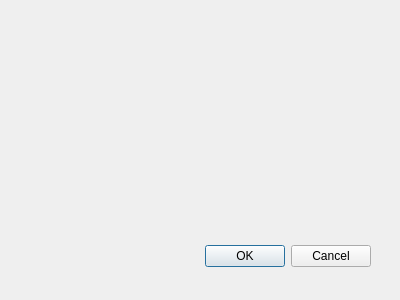
This is Versuch09/newstreetdialog.ui in SirWindfield/eclipse-sync as Qt 5 draws it before an edit. The edited form follows.
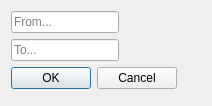
This is the edited form.

```diff
--- a/Versuch09/newstreetdialog.ui
+++ b/Versuch09/newstreetdialog.ui
@@ -8,22 +8,30 @@
    <rect>
     <x>0</x>
     <y>0</y>
-    <width>400</width>
-    <height>300</height>
+    <width>212</width>
+    <height>106</height>
    </rect>
   </property>
   <property name="windowTitle">
    <string>Dialog</string>
   </property>
-  <widget name="buttonBox" class="QDialogButtonBox">
-   <property name="geometry">
-    <rect>
-     <x>30</x>
-     <y>240</y>
-     <width>341</width>
-     <height>32</height>
-    </rect>
-   </property>
+  <layout class="QFormLayout" name="formLayout">
+   <item row="0" column="0">
+    <widget class="QLineEdit" name="from">
+     <property name="placeholderText">
+      <string>From...</string>
+     </property>
+    </widget>
+   </item>
+   <item row="1" column="0">
+    <widget class="QLineEdit" name="to">
+     <property name="placeholderText">
+      <string>To...</string>
+     </property>
+    </widget>
+   </item>
+   <item row="2" column="0">
+    <widget class="QDialogButtonBox" name="buttonBox">
    <property name="orientation">
     <enum>Qt::Horizontal</enum>
    </property>
@@ -31,6 +39,8 @@
     <set>QDialogButtonBox::Cancel|QDialogButtonBox::Ok</set>
    </property>
   </widget>
+   </item>
+  </layout>
  </widget>
  <pixmapfunction/>
  <resources/>
```
Left out of the diff: 7 changed lines with no effect on the pictures. Lines whose indentation alone changed are shown as unchanged.
